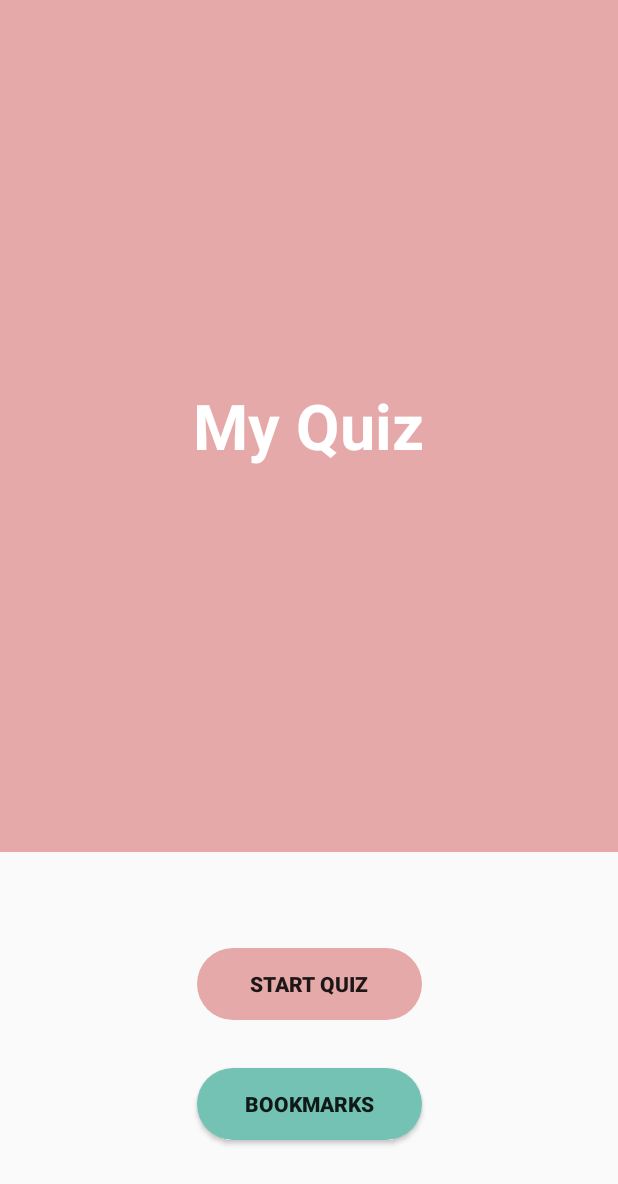
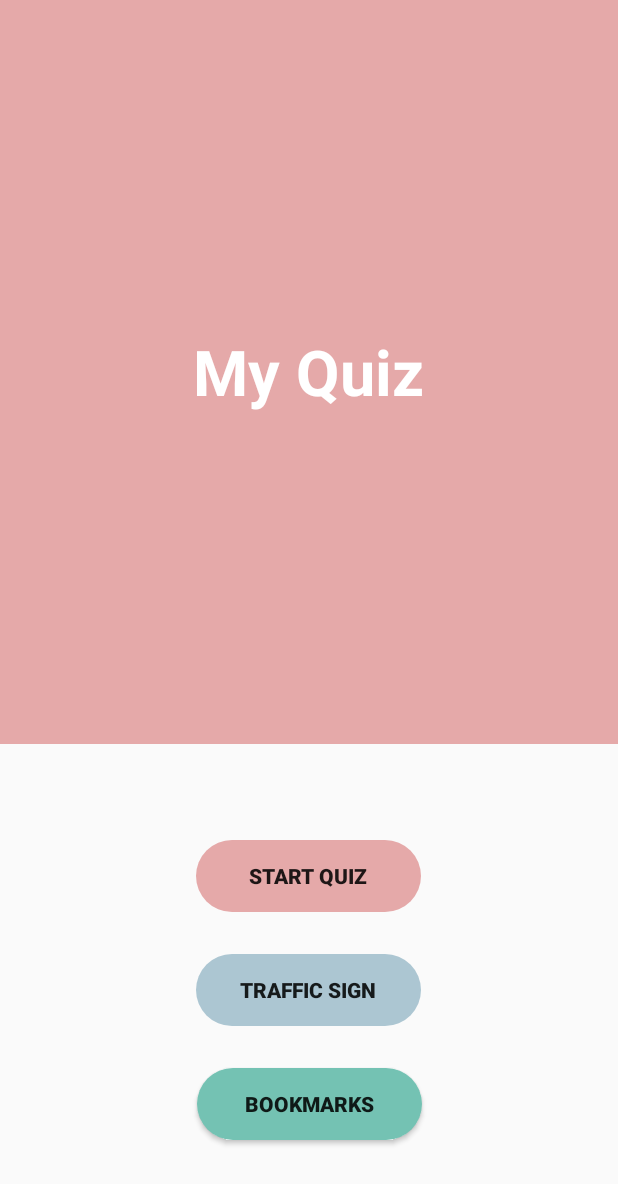
Before and after one commit to thntranhongnhung/MyQuizApp, an Android app: the layout activity_main.xml on its own in the app's theme, with its tools: preview values and no code run, on a phone screen of 412 x 824 dp. Shown: the top 1184 px of the screen. Run offline under Robolectric (Android 15) with nearby library versions, the light colour scheme and no system bars.

Commit message:
Add project Quiz App

```diff
--- /dev/null
+++ b/app/src/main/res/drawable-xxhdpi/rounded_corners_learn_traffic.xml
@@ -0,0 +1,5 @@
+<?xml version="1.0" encoding="utf-8"?>
+<shape android:shape="rectangle" xmlns:android="http://schemas.android.com/apk/res/android">
+    <corners android:radius="300dp"/>
+        <solid android:color="@color/colorLearnTraffic"/>
+</shape>
--- a/app/src/main/res/layout/activity_main.xml
+++ b/app/src/main/res/layout/activity_main.xml
@@ -40,13 +40,28 @@
             android:id="@+id/start_btn"
             android:layout_width="150dp"
             android:layout_height="wrap_content"
-        android:layout_marginBottom="32dp"
+            android:layout_marginBottom="104dp"
+            android:background="@drawable/rounded_corners"
+            android:stateListAnimator="@null"
             android:text="Start Quiz"
             android:textStyle="bold"
-        android:background="@drawable/rounded_corners"
-        android:stateListAnimator="@null"
             app:layout_constraintBottom_toTopOf="@+id/bookmark_btn"
             app:layout_constraintEnd_toEndOf="parent"
+            app:layout_constraintHorizontal_bias="0.498"
+            app:layout_constraintStart_toStartOf="parent" />
+
+        <Button
+            android:id="@+id/learn_btn"
+            android:layout_width="150dp"
+            android:layout_height="wrap_content"
+            android:layout_marginBottom="28dp"
+            android:background="@drawable/rounded_corners_learn_traffic"
+            android:stateListAnimator="@null"
+            android:text="Traffic sign"
+            android:textStyle="bold"
+            app:layout_constraintBottom_toTopOf="@+id/bookmark_btn"
+            app:layout_constraintEnd_toEndOf="parent"
+            app:layout_constraintHorizontal_bias="0.498"
             app:layout_constraintStart_toStartOf="parent" />
 
         <Button
--- a/app/src/main/res/values/colors.xml
+++ b/app/src/main/res/values/colors.xml
@@ -3,7 +3,7 @@
     <color name="purple_200">#E5A9A9</color>
     <color name="purple_500">#E5A9A9</color>
     <color name="colorPrimary">#E5A9A9</color>
-
+    <color name="colorLearnTraffic">#ACC6D2</color>
     <color name="purple_700">#FDB3F1</color>
     <color name="teal_200">#FF03DAC5</color>
     <color name="teal_700">#FF018786</color>
```
Also changed, not shown: app/src/main/java/tdtu/myquizapp/BookmarkAdapter.java (+18 -0 lines), app/src/main/java/tdtu/myquizapp/MainActivity.java (+9 -2 lines), app/src/main/java/tdtu/myquizapp/QuestionActivity.java (+41 -0 lines), app/src/main/java/tdtu/myquizapp/QuestionModel.java (+12 -2 lines), app/src/main/res/layout/activity_questions.xml (+13 -1 lines), app/src/main/res/layout/bookmark_item.xml (+8 -0 lines), 1 other file. Lines whose indentation alone changed are shown as unchanged.
